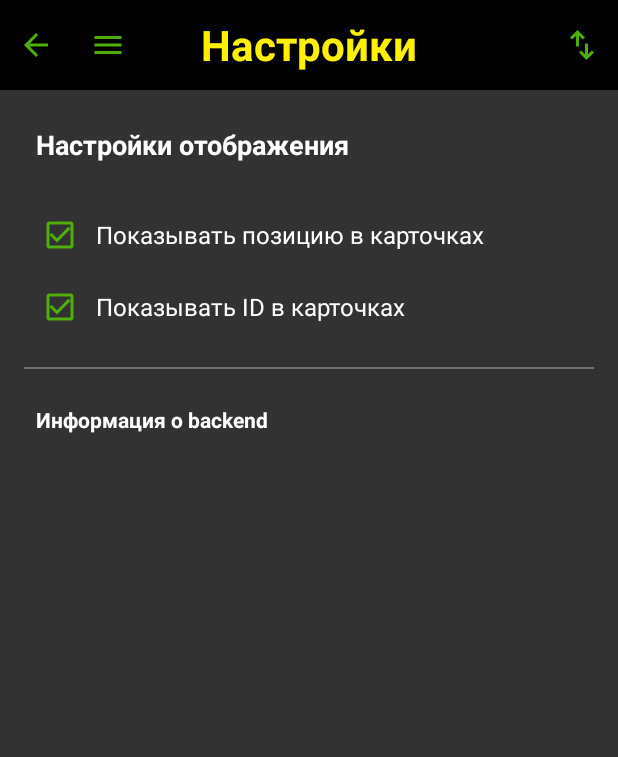
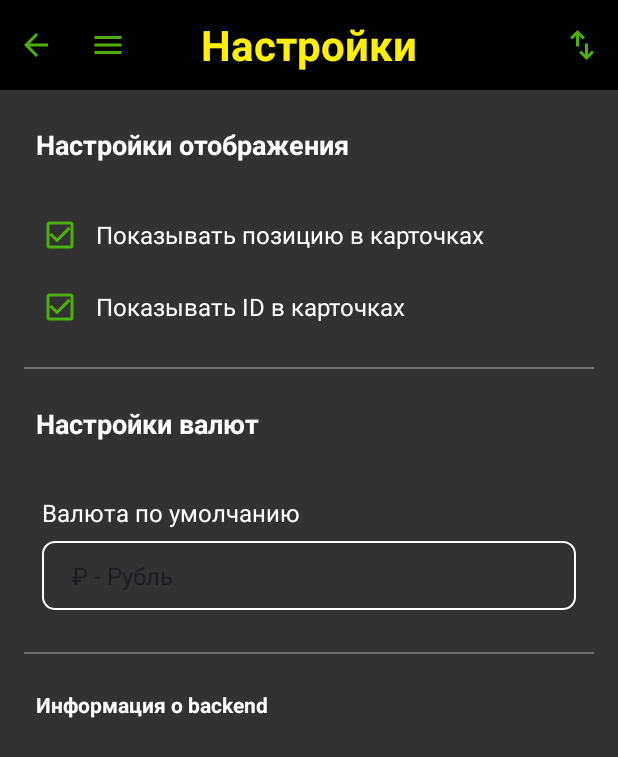
Before and after one commit to sad-engineer/BudgetMaster, an Android app: the SettingsActivity screen opened directly, with no data from a screen before it, on a phone screen of 412 x 824 dp. Shown: the top 757 px of the screen. Run offline under Robolectric (Android 15) with nearby library versions, the light colour scheme and no system bars; our stand-ins replace Room's generated code.

Commit message:
Version 0.0.069
Добавлен спиннер для установки валюты обображения сумм в приложении

```diff
--- a/android-app/app/src/main/java/com/sadengineer/budgetmaster/settings/AppSettings.java
+++ b/android-app/app/src/main/java/com/sadengineer/budgetmaster/settings/AppSettings.java
@@ -3,6 +3,8 @@ package com.sadengineer.budgetmaster.settings;
 import android.content.Context;
 import android.content.SharedPreferences;
 import android.util.Log;
+
+import com.sadengineer.budgetmaster.backend.constants.ModelConstants;
 
 /**
  * Класс для управления настройками приложения
@@ -14,10 +16,12 @@ public class AppSettings {
     // Ключи для настроек
     private static final String KEY_SHOW_POSITION = "show_position";
     private static final String KEY_SHOW_ID = "show_id";
+    private static final String KEY_DEFAULT_CURRENCY_ID = "default_currency_id";
 
     // Значения по умолчанию
     private static final boolean DEFAULT_SHOW_POSITION = true;
     private static final boolean DEFAULT_SHOW_ID = true;
+    private static final int DEFAULT_CURRENCY_ID = ModelConstants.DEFAULT_CURRENCY_ID;
 
     private SharedPreferences preferences;
 
@@ -61,12 +65,30 @@ public class AppSettings {
     }
 
     /**
+     * Получает ID валюты по умолчанию
+     */
+    public int getDefaultCurrencyId() {
+        int value = preferences.getInt(KEY_DEFAULT_CURRENCY_ID, DEFAULT_CURRENCY_ID);
+        Log.d(TAG, "Получена настройка default_currency_id: " + value);
+        return value;
+    }
+
+    /**
+     * Устанавливает ID валюты по умолчанию
+     */
+    public void setDefaultCurrencyId(int currencyId) {
+        preferences.edit().putInt(KEY_DEFAULT_CURRENCY_ID, currencyId).apply();
+        Log.d(TAG, "Установлена настройка default_currency_id: " + currencyId);
+    }
+
+    /**
      * Сбрасывает все настройки к значениям по умолчанию
      */
     public void resetToDefaults() {
         SharedPreferences.Editor editor = preferences.edit();
         editor.putBoolean(KEY_SHOW_POSITION, DEFAULT_SHOW_POSITION);
         editor.putBoolean(KEY_SHOW_ID, DEFAULT_SHOW_ID);
+        editor.putInt(KEY_DEFAULT_CURRENCY_ID, DEFAULT_CURRENCY_ID);
         editor.apply();
         Log.d(TAG, "Настройки сброшены к значениям по умолчанию");
     }
--- a/android-app/app/src/main/java/com/sadengineer/budgetmaster/settings/SettingsActivity.java
+++ b/android-app/app/src/main/java/com/sadengineer/budgetmaster/settings/SettingsActivity.java
@@ -4,23 +4,41 @@ package com.sadengineer.budgetmaster.settings;
 import android.os.Bundle;
 import android.util.Log;
 import android.view.View;
+import android.widget.ArrayAdapter;
 import android.widget.ImageView;
 import android.widget.LinearLayout;
+import android.widget.Spinner;
+
+import androidx.lifecycle.LiveData;
 
 import com.sadengineer.budgetmaster.R;
+import com.sadengineer.budgetmaster.backend.entity.Currency;
+import com.sadengineer.budgetmaster.backend.entity.EntityFilter;
+import com.sadengineer.budgetmaster.backend.service.CurrencyService;
 import com.sadengineer.budgetmaster.base.BaseContentActivity;
+
+import java.util.ArrayList;
+import java.util.List;
 
 public class SettingsActivity extends BaseContentActivity {
 
     private static final String TAG = "SettingsActivity";
+
+    /** Имя пользователя по умолчанию */
+    /** TODO: передлать на получение имени пользователя из SharedPreferences */
+    private String userName = "default_user";
 
     private AppSettings appSettings;
     private LinearLayout checkboxShowPositionContainer;
     private LinearLayout checkboxShowIdContainer;
     private ImageView checkboxShowPositionIcon;
     private ImageView checkboxShowIdIcon;
+    private Spinner spinnerDefaultCurrency;
     private boolean showPositionChecked = false;
     private boolean showIdChecked = false;
+    private CurrencyService currencyService;
+    private List<Currency> currencies = new ArrayList<>();
+    private ArrayAdapter<String> currencyAdapter;
 
     @Override
     protected void onCreate(Bundle savedInstanceState) {
@@ -29,6 +47,9 @@ public class SettingsActivity extends BaseContentActivity {
 
         // Инициализация настроек
         appSettings = new AppSettings(this);
+
+        // Инициализация сервиса валют
+        currencyService = new CurrencyService(this, "settings_user");
 
         // Инициализация навигации
         initializeNavigation();
@@ -40,6 +61,9 @@ public class SettingsActivity extends BaseContentActivity {
 
         // Инициализация UI элементов
         initializeViews();
+
+        // Загружаем валюты для спиннера
+        loadCurrencies();
 
         // Загружаем текущие настройки
         loadSettings();
@@ -55,6 +79,7 @@ public class SettingsActivity extends BaseContentActivity {
         checkboxShowIdContainer = findViewById(R.id.checkbox_show_id_container);
         checkboxShowPositionIcon = findViewById(R.id.checkbox_show_position_icon);
         checkboxShowIdIcon = findViewById(R.id.checkbox_show_id_icon);
+        spinnerDefaultCurrency = findViewById(R.id.spinner_default_currency);
 
         // Настраиваем обработчики событий для чекбокса позиции
         checkboxShowPositionContainer.setOnClickListener(new View.OnClickListener() {
@@ -91,6 +116,52 @@ public class SettingsActivity extends BaseContentActivity {
     }
 
     /**
+     * Загружает валюты для спиннера
+     */
+    private void loadCurrencies() {
+        LiveData<List<Currency>> currenciesLiveData = currencyService.getAll(EntityFilter.ACTIVE);
+        currenciesLiveData.observe(this, currenciesList -> {
+            if (currenciesList != null) {
+                currencies.clear();
+                currencies.addAll(currenciesList);
+
+                // Создаем список названий валют для адаптера
+                List<String> currencyNames = new ArrayList<>();
+                for (Currency currency : currencies) {
+                    String displayName = currency.getShortName() != null ?
+                        currency.getShortName() + " - " + currency.getTitle() :
+                        currency.getTitle();
+                    currencyNames.add(displayName);
+                }
+
+                // Создаем адаптер для спиннера
+                currencyAdapter = new ArrayAdapter<>(this,
+                    android.R.layout.simple_spinner_item, currencyNames);
+                currencyAdapter.setDropDownViewResource(android.R.layout.simple_spinner_dropdown_item);
+                spinnerDefaultCurrency.setAdapter(currencyAdapter);
+
+                // Устанавливаем текущую валюту по умолчанию
+                setCurrentDefaultCurrency();
+
+                Log.d(TAG, "Загружено валют: " + currencies.size());
+            }
+        });
+    }
+
+    /**
+     * Устанавливает текущую валюту по умолчанию в спиннер
+     */
+    private void setCurrentDefaultCurrency() {
+        int defaultCurrencyId = appSettings.getDefaultCurrencyId();
+        for (int i = 0; i < currencies.size(); i++) {
+            if (currencies.get(i).getId() == defaultCurrencyId) {
+                spinnerDefaultCurrency.setSelection(i);
+                break;
+            }
+        }
+    }
+
+    /**
      * Загружает текущие настройки в UI
      */
     private void loadSettings() {
--- /dev/null
+++ b/android-app/app/src/main/res/drawable/spinner_background.xml
@@ -0,0 +1,17 @@
+<?xml version="1.0" encoding="utf-8"?>
+<selector xmlns:android="http://schemas.android.com/apk/res/android">
+    <item android:state_pressed="true">
+        <shape android:shape="rectangle">
+            <solid android:color="@color/settings_content_background" />
+            <stroke android:width="2dp" android:color="@color/settings_text" />
+            <corners android:radius="8dp" />
+        </shape>
+    </item>
+    <item>
+        <shape android:shape="rectangle">
+            <solid android:color="@color/settings_content_background" />
+            <stroke android:width="1dp" android:color="@color/settings_text" />
+            <corners android:radius="8dp" />
+        </shape>
+    </item>
+</selector>
--- a/android-app/app/src/main/res/layout/activity_settings.xml
+++ b/android-app/app/src/main/res/layout/activity_settings.xml
@@ -125,6 +125,53 @@
                     android:layout_marginBottom="16dp"
                     android:alpha="0.3" />
 
+                <!-- Заголовок раздела валют -->
+                <TextView
+                    android:layout_width="match_parent"
+                    android:layout_height="wrap_content"
+                    android:text="@string/settings_currency_options"
+                    android:textSize="18sp"
+                    android:textStyle="bold"
+                    android:textColor="@color/settings_titles"
+                    android:layout_marginBottom="16dp"
+                    android:padding="8dp" />
+
+                <!-- Выбор валюты по умолчанию -->
+                <LinearLayout
+                    android:layout_width="match_parent"
+                    android:layout_height="wrap_content"
+                    android:orientation="vertical"
+                    android:padding="12dp"
+                    android:background="@color/settings_content_background">
+
+                    <TextView
+                        android:layout_width="match_parent"
+                        android:layout_height="wrap_content"
+                        android:text="@string/settings_default_currency"
+                        android:textSize="16sp"
+                        android:textColor="@color/settings_text"
+                        android:layout_marginBottom="8dp" />
+
+                    <Spinner
+                        android:id="@+id/spinner_default_currency"
+                        android:layout_width="match_parent"
+                        android:layout_height="wrap_content"
+                        android:background="@drawable/spinner_background"
+                        android:padding="12dp"
+                        android:textSize="16sp"
+                        android:textColor="@color/settings_text" />
+
+                </LinearLayout>
+
+                <!-- Разделитель -->
+                <View
+                    android:layout_width="match_parent"
+                    android:layout_height="1dp"
+                    android:background="@color/settings_text"
+                    android:layout_marginTop="16dp"
+                    android:layout_marginBottom="16dp"
+                    android:alpha="0.3" />
+
                 <!-- Информация о backend -->
                 <TextView
                     android:layout_width="match_parent"
--- a/android-app/app/src/main/res/values/strings_settings.xml
+++ b/android-app/app/src/main/res/values/strings_settings.xml
@@ -7,4 +7,8 @@
 
     <!-- Информация о backend -->
     <string name="settings_backend_info">Информация о backend</string>
+
+    <!-- Настройки валют -->
+    <string name="settings_currency_options">Настройки валют</string>
+    <string name="settings_default_currency">Валюта по умолчанию</string>
 </resources>
```
Also changed, not shown: 1 other file.
